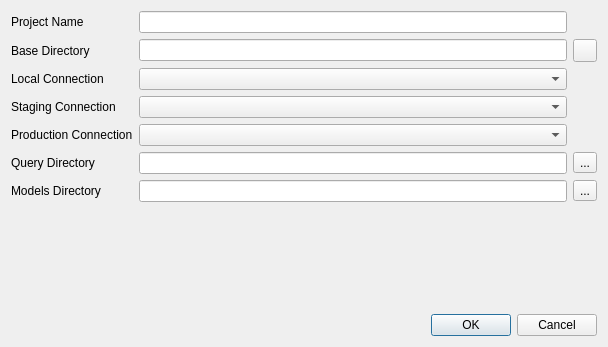
marcotcal/PG-DBA-Tools, file GUI/pgdbatool/dlgproject.ui: the form before one commit.
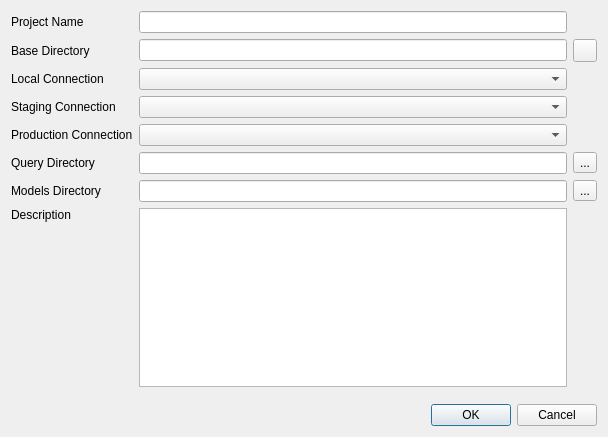
The form after the commit. Icons and pictures are not drawn.

Commit message: Project Dialog

```diff
--- a/GUI/pgdbatool/dlgproject.ui
+++ b/GUI/pgdbatool/dlgproject.ui
@@ -7,7 +7,7 @@
     <x>0</x>
     <y>0</y>
     <width>608</width>
-    <height>347</height>
+    <height>437</height>
    </rect>
   </property>
   <property name="windowTitle">
@@ -116,6 +116,19 @@
        </property>
       </widget>
      </item>
+     <item row="7" column="0">
+      <widget class="QLabel" name="label_8">
+       <property name="text">
+        <string>Description</string>
+       </property>
+       <property name="alignment">
+        <set>Qt::AlignLeading|Qt::AlignLeft|Qt::AlignTop</set>
+       </property>
+      </widget>
+     </item>
+     <item row="7" column="1">
+      <widget class="QTextEdit" name="textEdit"/>
+     </item>
     </layout>
    </item>
    <item>
```
Left out of the diff: 2 changed lines with no effect on the pictures. The commit also changes 4 other files.
